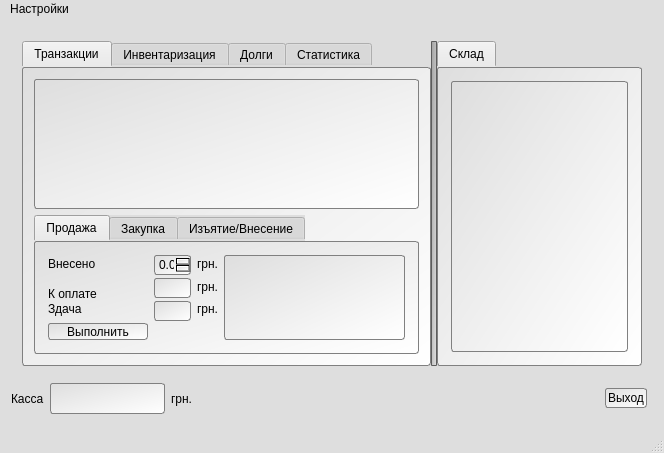
SergMaruda/bar, file bar/bar.ui: the form before one commit.
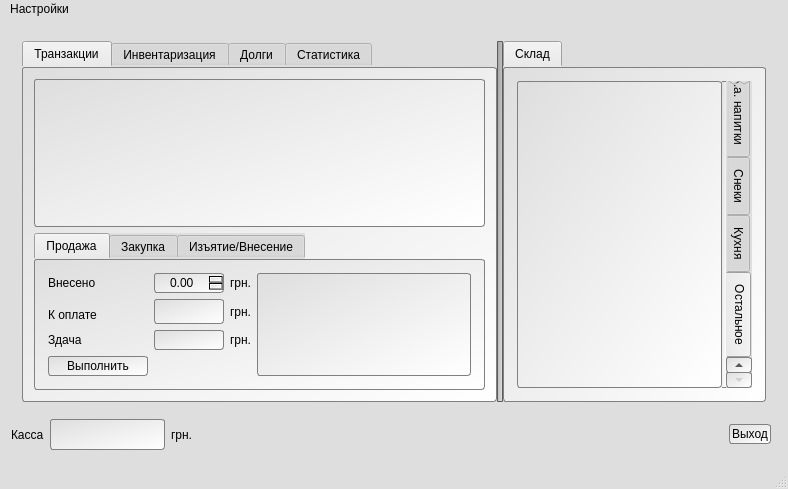
The form after the commit. The open tabs and pages were chosen to show the change. Icons and pictures are not drawn. Custom widgets are drawn as their Qt base class.

Commit message: UI updated. added stub for goods filtering

Diff of the .ui file:
```diff
--- a/bar/bar.ui
+++ b/bar/bar.ui
@@ -6,8 +6,8 @@
    <rect>
     <x>0</x>
     <y>0</y>
-    <width>664</width>
-    <height>453</height>
+    <width>788</width>
+    <height>489</height>
    </rect>
   </property>
   <property name="windowTitle">
@@ -383,8 +383,14 @@
                 <string>Продажа</string>
                </attribute>
                <layout class="QGridLayout" name="gridLayout_2">
-                <item row="2" column="1">
+                <item row="1" column="1">
                  <widget class="QLineEdit" name="lineEditOrderPrice">
+                  <property name="sizePolicy">
+                   <sizepolicy hsizetype="Minimum" vsizetype="Minimum">
+                    <horstretch>0</horstretch>
+                    <verstretch>0</verstretch>
+                   </sizepolicy>
+                  </property>
                   <property name="maximumSize">
                    <size>
                     <width>115</width>
@@ -399,21 +405,14 @@
                   </property>
                  </widget>
                 </item>
-                <item row="0" column="0">
-                 <spacer name="verticalSpacer">
-                  <property name="orientation">
-                   <enum>Qt::Vertical</enum>
-                  </property>
-                  <property name="sizeHint" stdset="0">
-                   <size>
-                    <width>20</width>
-                    <height>40</height>
-                   </size>
-                  </property>
-                 </spacer>
-                </item>
-                <item row="2" column="0">
+                <item row="1" column="0">
                  <widget class="QLabel" name="label_2">
+                  <property name="sizePolicy">
+                   <sizepolicy hsizetype="Minimum" vsizetype="Minimum">
+                    <horstretch>0</horstretch>
+                    <verstretch>0</verstretch>
+                   </sizepolicy>
+                  </property>
                   <property name="minimumSize">
                    <size>
                     <width>100</width>
@@ -431,8 +430,14 @@
                   </property>
                  </widget>
                 </item>
-                <item row="1" column="0">
+                <item row="0" column="0">
                  <widget class="QLabel" name="label">
+                  <property name="sizePolicy">
+                   <sizepolicy hsizetype="Minimum" vsizetype="Minimum">
+                    <horstretch>0</horstretch>
+                    <verstretch>0</verstretch>
+                   </sizepolicy>
+                  </property>
                   <property name="minimumSize">
                    <size>
                     <width>100</width>
@@ -450,8 +455,14 @@
                   </property>
                  </widget>
                 </item>
-                <item row="1" column="1">
+                <item row="0" column="1">
                  <widget class="QDoubleSpinBox" name="doubleSpinBoxCustomerCash">
+                  <property name="sizePolicy">
+                   <sizepolicy hsizetype="Minimum" vsizetype="Minimum">
+                    <horstretch>0</horstretch>
+                    <verstretch>0</verstretch>
+                   </sizepolicy>
+                  </property>
                   <property name="minimumSize">
                    <size>
                     <width>20</width>
@@ -472,8 +483,14 @@
                   </property>
                  </widget>
                 </item>
-                <item row="3" column="0">
+                <item row="2" column="0">
                  <widget class="QLabel" name="label_3">
+                  <property name="sizePolicy">
+                   <sizepolicy hsizetype="Minimum" vsizetype="Minimum">
+                    <horstretch>0</horstretch>
+                    <verstretch>0</verstretch>
+                   </sizepolicy>
+                  </property>
                   <property name="minimumSize">
                    <size>
                     <width>100</width>
@@ -491,7 +508,7 @@
                   </property>
                  </widget>
                 </item>
-                <item row="4" column="0">
+                <item row="3" column="0">
                  <widget class="QPushButton" name="pushButton">
                   <property name="minimumSize">
                    <size>
@@ -510,8 +527,14 @@
                   </property>
                  </widget>
                 </item>
-                <item row="3" column="1">
+                <item row="2" column="1">
                  <widget class="QLineEdit" name="lineEditChange">
+                  <property name="sizePolicy">
+                   <sizepolicy hsizetype="Minimum" vsizetype="Minimum">
+                    <horstretch>0</horstretch>
+                    <verstretch>0</verstretch>
+                   </sizepolicy>
+                  </property>
                   <property name="maximumSize">
                    <size>
                     <width>115</width>
@@ -526,7 +549,7 @@
                   </property>
                  </widget>
                 </item>
-                <item row="1" column="2">
+                <item row="0" column="2">
                  <widget class="QLabel" name="label_8">
                   <property name="text">
                    <string>грн.</string>
@@ -536,7 +559,7 @@
                   </property>
                  </widget>
                 </item>
-                <item row="2" column="2">
+                <item row="1" column="2">
                  <widget class="QLabel" name="label_9">
                   <property name="text">
                    <string>грн.</string>
@@ -546,7 +569,7 @@
                   </property>
                  </widget>
                 </item>
-                <item row="3" column="2">
+                <item row="2" column="2">
                  <widget class="QLabel" name="label_10">
                   <property name="text">
                    <string>грн.</string>
@@ -556,7 +579,7 @@
                   </property>
                  </widget>
                 </item>
-                <item row="1" column="3" rowspan="4">
+                <item row="0" column="3" rowspan="4">
                  <widget class="QListWidget" name="listWidget">
                   <property name="styleSheet">
                    <string notr="true">background-image: url(:/bar/Resources/fonstola.ru-51058.jpg);</string>
@@ -1182,7 +1205,10 @@
            <attribute name="title">
             <string>Склад</string>
            </attribute>
-           <layout class="QHBoxLayout" name="horizontalLayout_2" stretch="1">
+           <layout class="QHBoxLayout" name="horizontalLayout_2" stretch="1,0">
+            <property name="spacing">
+             <number>0</number>
+            </property>
             <item>
              <widget class="QTableViewGoodsStore" name="tableViewGood">
               <property name="minimumSize">
@@ -1220,6 +1246,48 @@
               </property>
              </widget>
             </item>
+            <item>
+             <widget class="QTabWidget" name="tabWidget_2">
+              <property name="styleSheet">
+               <string notr="true">QTabWidget::pane 
+{ 
+border-left: 0px;
+border-right: 0px;
+ }</string>
+              </property>
+              <property name="tabPosition">
+               <enum>QTabWidget::East</enum>
+              </property>
+              <property name="currentIndex">
+               <number>4</number>
+              </property>
+              <widget class="QWidget" name="tab_7">
+               <attribute name="title">
+                <string>Алк. напитки</string>
+               </attribute>
+              </widget>
+              <widget class="QWidget" name="tab_8">
+               <attribute name="title">
+                <string>Б.а. напитки</string>
+               </attribute>
+              </widget>
+              <widget class="QWidget" name="tab_9">
+               <attribute name="title">
+                <string>Снеки</string>
+               </attribute>
+              </widget>
+              <widget class="QWidget" name="tab_10">
+               <attribute name="title">
+                <string>Кухня</string>
+               </attribute>
+              </widget>
+              <widget class="QWidget" name="tab_11">
+               <attribute name="title">
+                <string>Остальное</string>
+               </attribute>
+              </widget>
+             </widget>
+            </item>
            </layout>
           </widget>
          </widget>
@@ -1655,7 +1723,7 @@
     <rect>
      <x>0</x>
      <y>0</y>
-     <width>664</width>
+     <width>788</width>
      <height>21</height>
     </rect>
    </property>
```
Left out of the diff: 5 changed lines with no effect on the pictures.
